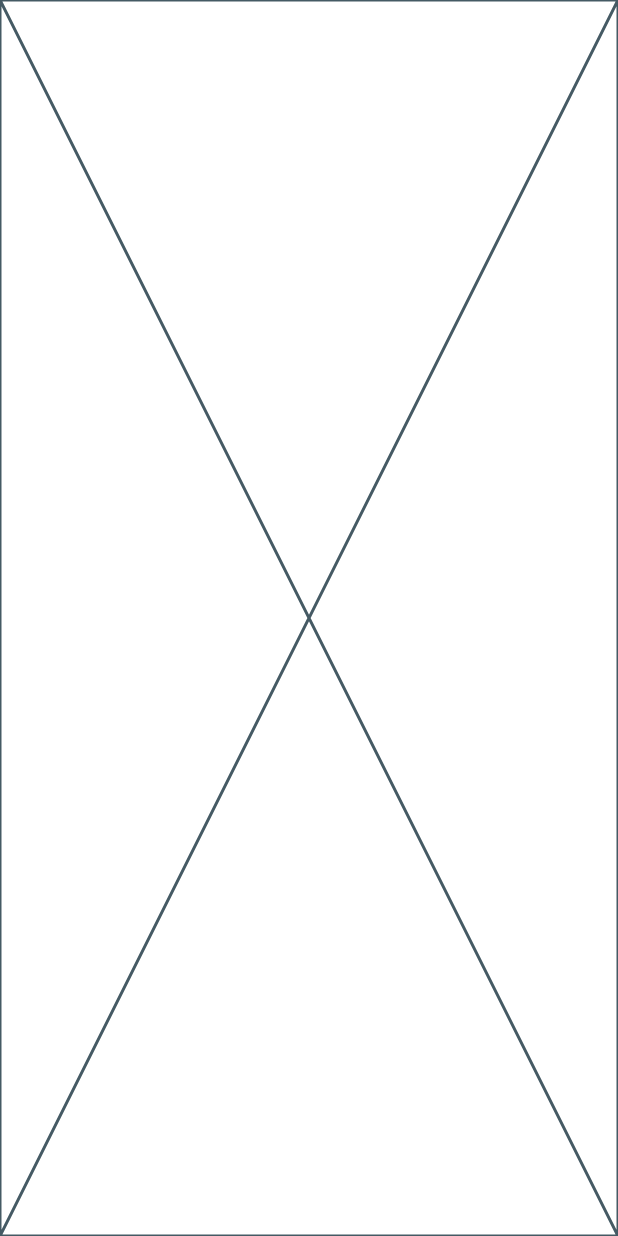
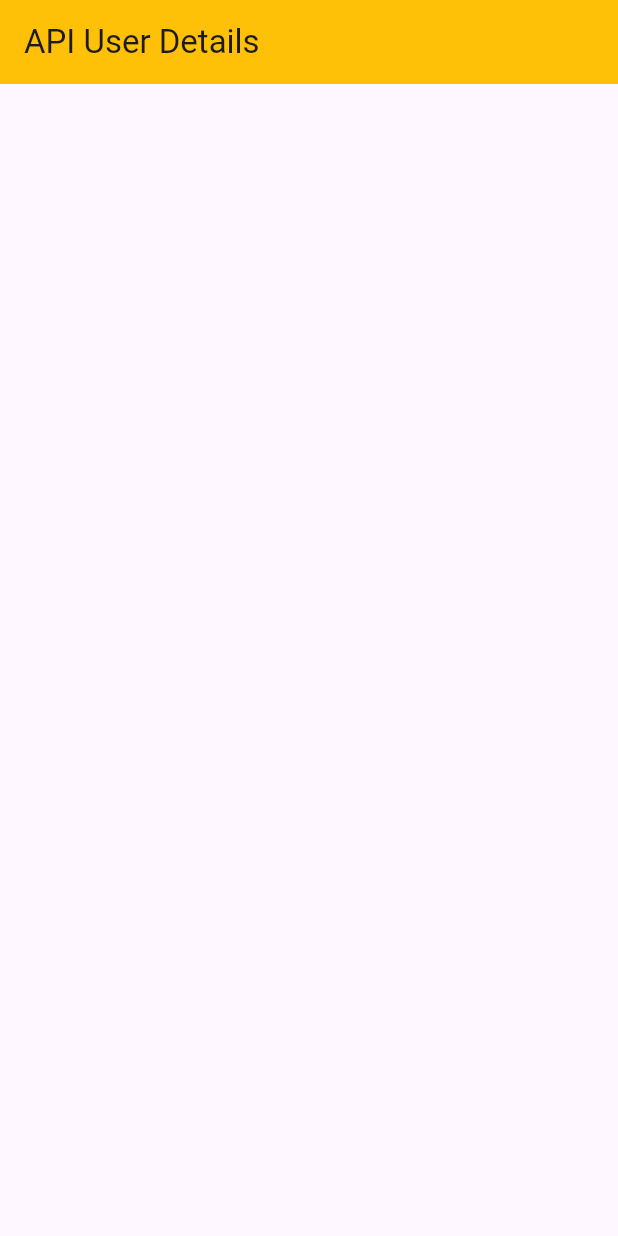
Before and after one commit to sagardhadke/Api_Practie, a Flutter app: the screen it shows after launch, on a phone screen of 412 x 824 dp. Run offline on Flutter 3.47's test engine with Material 3 defaults, Android fonts, the phone set to English and light mode, and no system bars.

Commit message:
Added UserDetails Screen

```diff
--- a/lib/User.dart
+++ /dev/null
@@ -1,15 +0,0 @@
-import 'package:flutter/material.dart';
-
-class MyUsers extends StatefulWidget {
-  const MyUsers({super.key});
-
-  @override
-  State<MyUsers> createState() => _MyUsersState();
-}
-
-class _MyUsersState extends State<MyUsers> {
-  @override
-  Widget build(BuildContext context) {
-    return const Placeholder();
-  }
-}
--- a/lib/main.dart
+++ b/lib/main.dart
@@ -1,4 +1,4 @@
-import 'package:api_practices/User.dart';
+import 'package:api_practices/userDetails.dart';
 import 'package:flutter/material.dart';
 
 void main() {
@@ -18,7 +18,7 @@ class MyApp extends StatelessWidget {
         colorScheme: ColorScheme.fromSeed(seedColor: Colors.deepPurple),
         useMaterial3: true,
       ),
-      home: MyUsers()
+      home: MyUserDetails()
     );
   }
 }
--- /dev/null
+++ b/lib/userDetails.dart
@@ -0,0 +1,26 @@
+import 'package:flutter/material.dart';
+
+class MyUserDetails extends StatefulWidget {
+  const MyUserDetails({super.key});
+
+  @override
+  State<MyUserDetails> createState() => _MyUserDetailsState();
+}
+
+class _MyUserDetailsState extends State<MyUserDetails> {
+  @override
+  Widget build(BuildContext context) {
+    return Scaffold(
+      appBar: AppBar(
+        title: Text("API User Details"),
+        backgroundColor: Colors.amber,
+      ),
+      body: Column(
+        mainAxisAlignment: MainAxisAlignment.center,
+        children: [
+
+        ],
+      ),
+    );
+  }
+}
```
